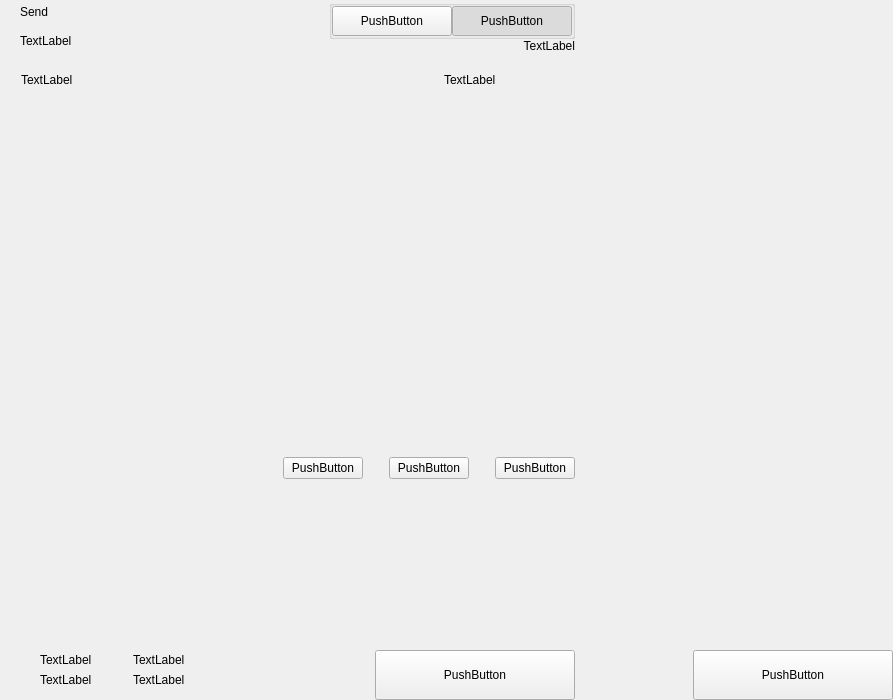
This is src/qt/vitae/forms/send.ui in VitaeTeam/Vitae as Qt 5 draws it before an edit. The edited form follows.
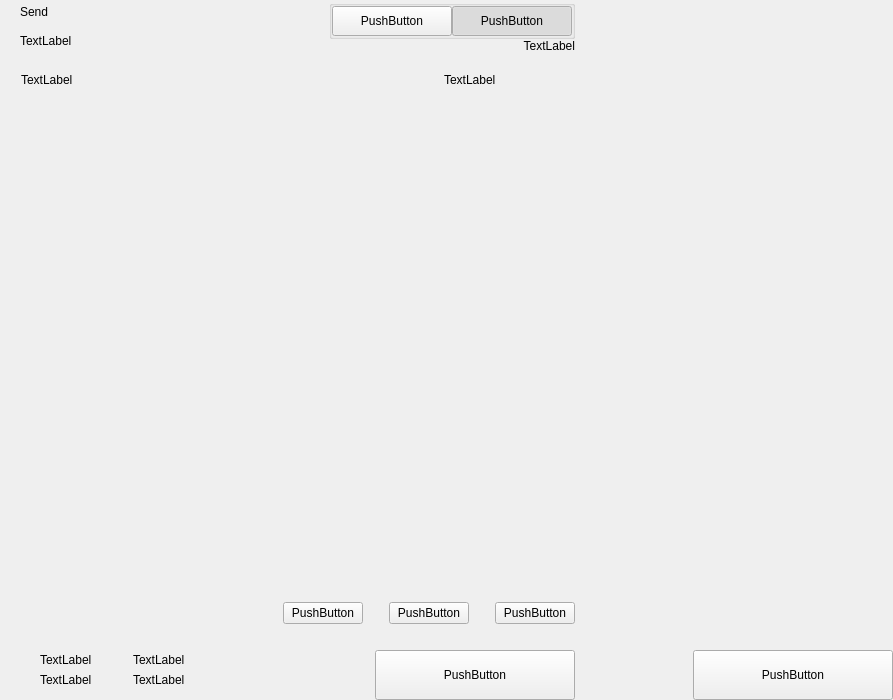
This is the edited form. Custom widgets are drawn as their Qt base class.

Commit message: [GUI] request dialog layout organization + send layout change

Patch:
```diff
--- a/src/qt/vitae/forms/send.ui
+++ b/src/qt/vitae/forms/send.ui
@@ -48,7 +48,7 @@
        <number>0</number>
       </property>
       <item>
-       <layout class="QVBoxLayout" name="verticalLayout_22" stretch="0,0,0,1,0,0,1,0">
+       <layout class="QVBoxLayout" name="verticalLayout_22" stretch="0,0,0,1,0,0,0,0">
         <property name="spacing">
          <number>0</number>
         </property>
@@ -436,10 +436,13 @@
           <property name="orientation">
            <enum>Qt::Vertical</enum>
           </property>
+          <property name="sizeType">
+           <enum>QSizePolicy::Fixed</enum>
+          </property>
           <property name="sizeHint" stdset="0">
            <size>
             <width>20</width>
-            <height>40</height>
+            <height>16</height>
            </size>
           </property>
          </spacer>
```
The commit also changes 3 other files.
